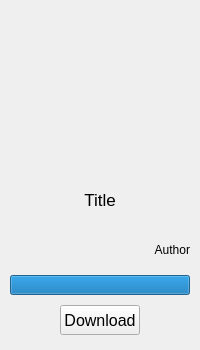
First picture: the form in elements/gameframe.ui, repository leafo/itchio-app-old, before the edit.
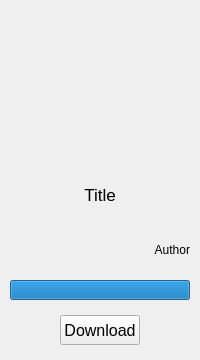
Second picture: the form after the edit. Icons and pictures are not drawn.

Commit message: Library now adjusts layout on resize.

```diff
--- a/elements/gameframe.ui
+++ b/elements/gameframe.ui
@@ -7,7 +7,7 @@
     <x>0</x>
     <y>0</y>
     <width>200</width>
-    <height>350</height>
+    <height>360</height>
    </rect>
   </property>
   <property name="sizePolicy">
@@ -19,13 +19,19 @@
   <property name="minimumSize">
    <size>
     <width>200</width>
-    <height>350</height>
+    <height>360</height>
    </size>
   </property>
   <property name="maximumSize">
    <size>
     <width>200</width>
-    <height>350</height>
+    <height>360</height>
+   </size>
+  </property>
+  <property name="baseSize">
+   <size>
+    <width>0</width>
+    <height>0</height>
    </size>
   </property>
   <property name="focusPolicy">
@@ -44,6 +50,9 @@
    <locale language="English" country="UnitedStates"/>
   </property>
   <layout class="QGridLayout" name="GameFrameWidgetLayout">
+   <property name="sizeConstraint">
+    <enum>QLayout::SetMaximumSize</enum>
+   </property>
    <property name="leftMargin">
     <number>0</number>
    </property>
@@ -59,7 +68,7 @@
    <property name="spacing">
     <number>0</number>
    </property>
-   <item row="0" column="0">
+   <item row="0" column="0" alignment="Qt::AlignLeft">
     <widget class="QFrame" name="gameFrame">
      <property name="sizePolicy">
       <sizepolicy hsizetype="Maximum" vsizetype="Maximum">
@@ -82,10 +91,16 @@
      <property name="focusPolicy">
       <enum>Qt::ClickFocus</enum>
      </property>
+     <property name="lineWidth">
+      <number>0</number>
+     </property>
      <layout class="QVBoxLayout" name="gameFrameLayout">
       <property name="spacing">
        <number>10</number>
       </property>
+      <property name="sizeConstraint">
+       <enum>QLayout::SetMaximumSize</enum>
+      </property>
       <property name="leftMargin">
        <number>10</number>
       </property>
```
The commit also changes 4 other files.
